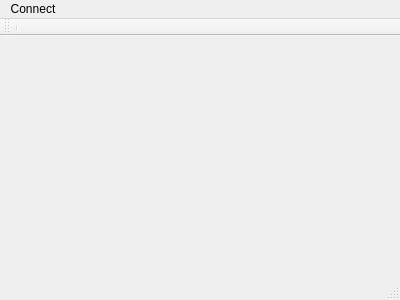
The window that KeepSolidTodo/mainwindow.ui (maksGuzz/keepSolidTest) describes before a commit, drawn with Qt 5.
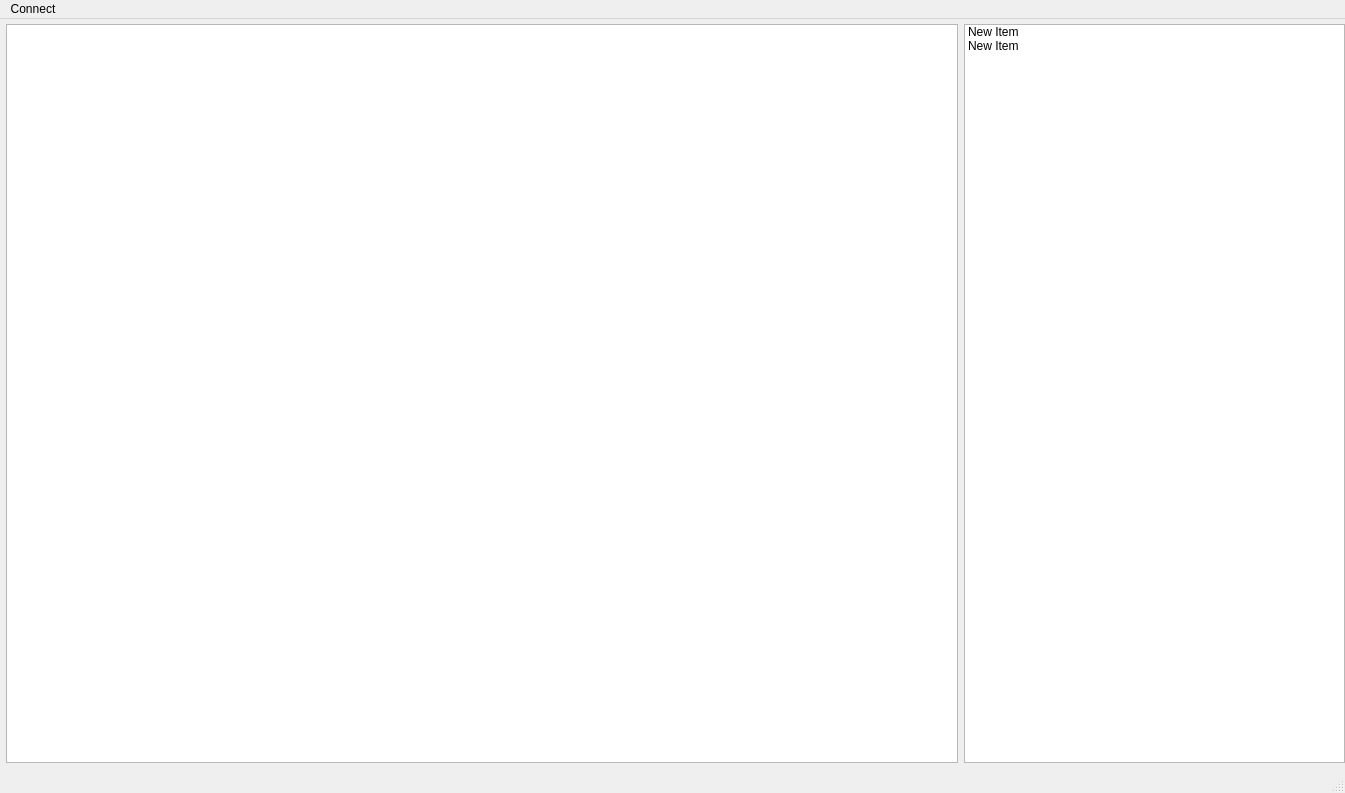
The same window after the commit.

```diff
--- a/KeepSolidTodo/mainwindow.ui
+++ b/KeepSolidTodo/mainwindow.ui
@@ -6,20 +6,65 @@
    <rect>
     <x>0</x>
     <y>0</y>
-    <width>400</width>
-    <height>300</height>
+    <width>1345</width>
+    <height>793</height>
    </rect>
   </property>
   <property name="windowTitle">
    <string>MainWindow</string>
   </property>
-  <widget class="QWidget" name="centralWidget"/>
+  <widget class="QWidget" name="centralWidget">
+   <widget class="QWidget" name="horizontalLayoutWidget">
+    <property name="geometry">
+     <rect>
+      <x>0</x>
+      <y>-1</y>
+      <width>1351</width>
+      <height>751</height>
+     </rect>
+    </property>
+    <layout class="QHBoxLayout" name="horizontalLayout" stretch="5,2">
+     <property name="sizeConstraint">
+      <enum>QLayout::SetMaximumSize</enum>
+     </property>
+     <property name="leftMargin">
+      <number>6</number>
+     </property>
+     <property name="topMargin">
+      <number>6</number>
+     </property>
+     <property name="rightMargin">
+      <number>6</number>
+     </property>
+     <property name="bottomMargin">
+      <number>6</number>
+     </property>
+     <item>
+      <widget class="QTreeView" name="treeView"/>
+     </item>
+     <item>
+      <widget class="QListWidget" name="listWidget">
+       <item>
+        <property name="text">
+         <string>New Item</string>
+        </property>
+       </item>
+       <item>
+        <property name="text">
+         <string>New Item</string>
+        </property>
+       </item>
+      </widget>
+     </item>
+    </layout>
+   </widget>
+  </widget>
   <widget class="QMenuBar" name="menuBar">
    <property name="geometry">
     <rect>
      <x>0</x>
      <y>0</y>
-     <width>400</width>
+     <width>1345</width>
      <height>25</height>
     </rect>
    </property>
@@ -31,15 +76,6 @@
    </widget>
    <addaction name="menuConnect"/>
   </widget>
-  <widget class="QToolBar" name="mainToolBar">
-   <attribute name="toolBarArea">
-    <enum>TopToolBarArea</enum>
-   </attribute>
-   <attribute name="toolBarBreak">
-    <bool>true</bool>
-   </attribute>
-   <addaction name="separator"/>
-  </widget>
   <widget class="QStatusBar" name="statusBar"/>
   <action name="actionConnect">
    <property name="text">
```
